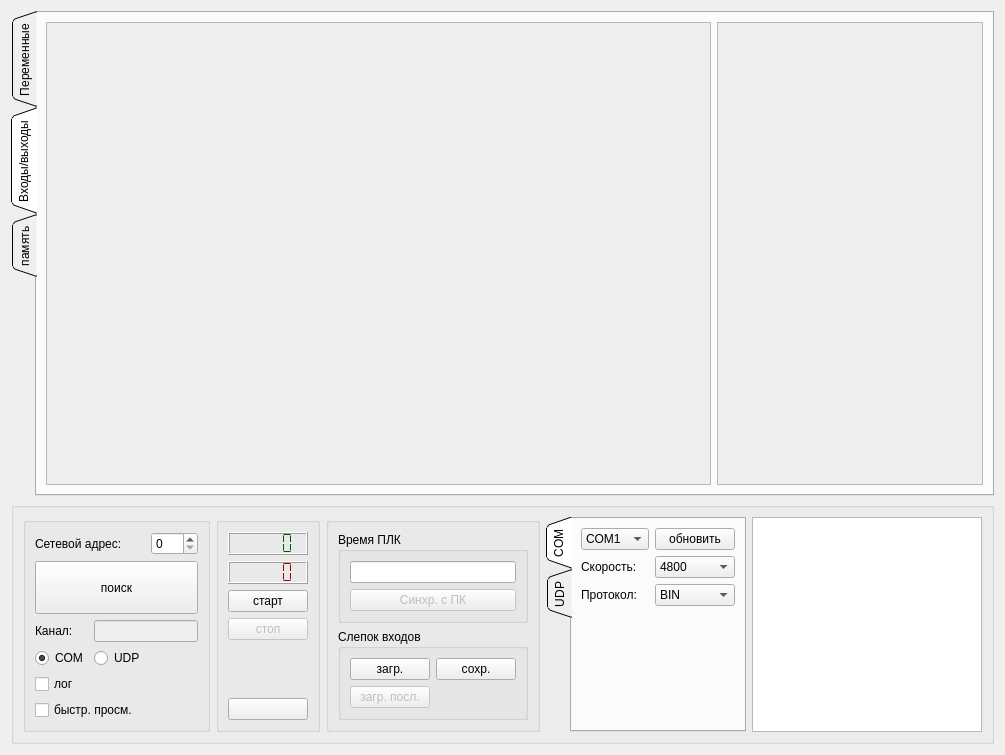
Above: Debugger/debuggerform.ui from atikbif/relkonIDE before the change. Below: the same form after it.
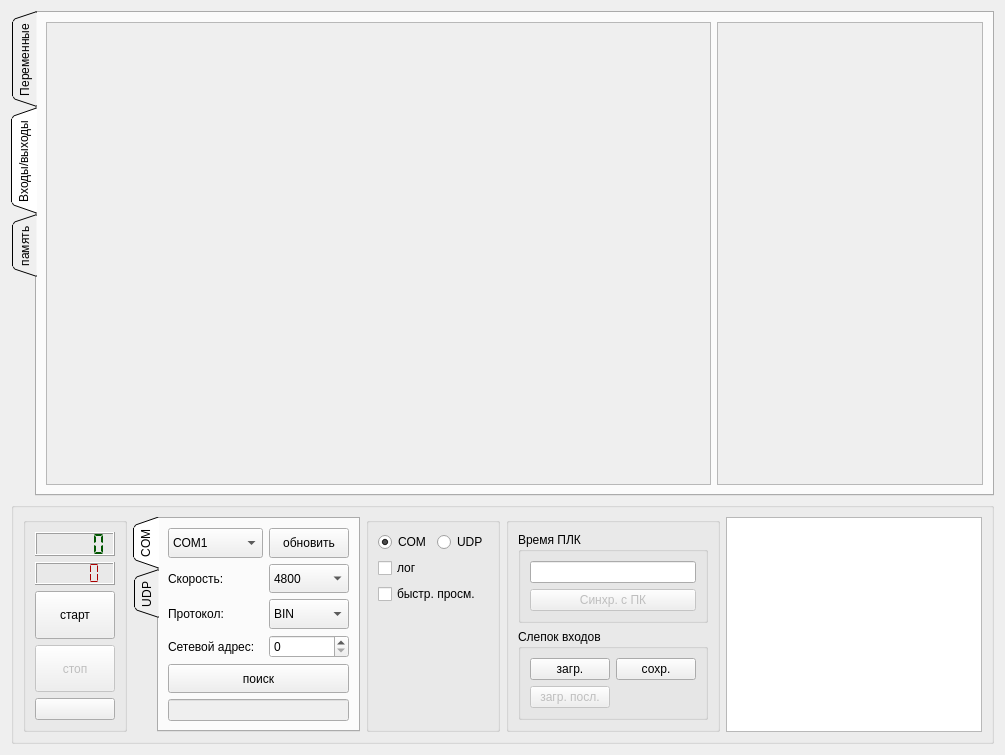
That is the form after the change.

Commit message: Изменения в дизайне отладчика

The edit to the form file:
```diff
--- a/Debugger/debuggerform.ui
+++ b/Debugger/debuggerform.ui
@@ -26,105 +26,6 @@
       <string/>
      </property>
      <layout class="QHBoxLayout" name="horizontalLayout_2">
-      <item>
-       <widget class="QGroupBox" name="groupBox">
-        <property name="sizePolicy">
-         <sizepolicy hsizetype="Preferred" vsizetype="Preferred">
-          <horstretch>2</horstretch>
-          <verstretch>0</verstretch>
-         </sizepolicy>
-        </property>
-        <property name="title">
-         <string/>
-        </property>
-        <layout class="QGridLayout" name="gridLayout_2">
-         <item row="0" column="0" colspan="2">
-          <widget class="QLabel" name="label">
-           <property name="text">
-            <string>Сетевой адрес:</string>
-           </property>
-          </widget>
-         </item>
-         <item row="0" column="2">
-          <widget class="QSpinBox" name="spinBoxNetAddress">
-           <property name="maximum">
-            <number>255</number>
-           </property>
-          </widget>
-         </item>
-         <item row="1" column="0" colspan="3">
-          <widget class="QPushButton" name="pushButtonAutoSearch">
-           <property name="sizePolicy">
-            <sizepolicy hsizetype="Preferred" vsizetype="Preferred">
-             <horstretch>0</horstretch>
-             <verstretch>0</verstretch>
-            </sizepolicy>
-           </property>
-           <property name="text">
-            <string>поиск</string>
-           </property>
-          </widget>
-         </item>
-         <item row="2" column="0">
-          <widget class="QLabel" name="label_6">
-           <property name="text">
-            <string>Канал:</string>
-           </property>
-          </widget>
-         </item>
-         <item row="2" column="1" colspan="2">
-          <widget class="QLineEdit" name="lineEditCanal">
-           <property name="enabled">
-            <bool>false</bool>
-           </property>
-          </widget>
-         </item>
-         <item row="3" column="0">
-          <widget class="QRadioButton" name="radioButtonCOM">
-           <property name="text">
-            <string>COM</string>
-           </property>
-           <property name="checked">
-            <bool>true</bool>
-           </property>
-          </widget>
-         </item>
-         <item row="5" column="0">
-          <widget class="QCheckBox" name="checkBoxLog">
-           <property name="enabled">
-            <bool>true</bool>
-           </property>
-           <property name="layoutDirection">
-            <enum>Qt::LeftToRight</enum>
-           </property>
-           <property name="text">
-            <string>лог</string>
-           </property>
-           <property name="checked">
-            <bool>false</bool>
-           </property>
-          </widget>
-         </item>
-         <item row="6" column="0" colspan="2">
-          <widget class="QCheckBox" name="checkBoxQuickWatch">
-           <property name="layoutDirection">
-            <enum>Qt::LeftToRight</enum>
-           </property>
-           <property name="text">
-            <string>быстр. просм.</string>
-           </property>
-          </widget>
-         </item>
-         <item row="3" column="1">
-          <widget class="QRadioButton" name="radioButtonUDP">
-           <property name="text">
-            <string>UDP</string>
-           </property>
-          </widget>
-         </item>
-        </layout>
-       </widget>
-      </item>
       <item>
        <widget class="QGroupBox" name="groupBox_6">
         <property name="sizePolicy">
@@ -143,12 +44,62 @@
          <string/>
         </property>
         <layout class="QGridLayout" name="gridLayout_9">
+         <item row="1" column="0">
+          <widget class="QLCDNumber" name="lcdNumberError">
+           <property name="sizePolicy">
+            <sizepolicy hsizetype="Preferred" vsizetype="Preferred">
+             <horstretch>0</horstretch>
+             <verstretch>1</verstretch>
+            </sizepolicy>
+           </property>
+           <property name="palette">
+            <palette>
+             <active>
+              <colorrole role="WindowText">
+               <brush brushstyle="SolidPattern">
+                <color alpha="255">
+                 <red>170</red>
+                 <green>0</green>
+                 <blue>0</blue>
+                </color>
+               </brush>
+              </colorrole>
+             </active>
+             <inactive>
+              <colorrole role="WindowText">
+               <brush brushstyle="SolidPattern">
+                <color alpha="255">
+                 <red>170</red>
+                 <green>0</green>
+                 <blue>0</blue>
+                </color>
+               </brush>
+              </colorrole>
+             </inactive>
+             <disabled>
+              <colorrole role="WindowText">
+               <brush brushstyle="SolidPattern">
+                <color alpha="255">
+                 <red>120</red>
+                 <green>120</green>
+                 <blue>120</blue>
+                </color>
+               </brush>
+              </colorrole>
+             </disabled>
+            </palette>
+           </property>
+           <property name="segmentStyle">
+            <enum>QLCDNumber::Flat</enum>
+           </property>
+          </widget>
+         </item>
          <item row="0" column="0">
           <widget class="QLCDNumber" name="lcdNumberCorrect">
            <property name="sizePolicy">
             <sizepolicy hsizetype="Preferred" vsizetype="Preferred">
              <horstretch>0</horstretch>
-             <verstretch>0</verstretch>
+             <verstretch>1</verstretch>
             </sizepolicy>
            </property>
            <property name="palette">
@@ -232,62 +183,12 @@
            </property>
           </widget>
          </item>
-         <item row="1" column="0">
-          <widget class="QLCDNumber" name="lcdNumberError">
-           <property name="sizePolicy">
-            <sizepolicy hsizetype="Preferred" vsizetype="Preferred">
-             <horstretch>0</horstretch>
-             <verstretch>0</verstretch>
-            </sizepolicy>
-           </property>
-           <property name="palette">
-            <palette>
-             <active>
-              <colorrole role="WindowText">
-               <brush brushstyle="SolidPattern">
-                <color alpha="255">
-                 <red>170</red>
-                 <green>0</green>
-                 <blue>0</blue>
-                </color>
-               </brush>
-              </colorrole>
-             </active>
-             <inactive>
-              <colorrole role="WindowText">
-               <brush brushstyle="SolidPattern">
-                <color alpha="255">
-                 <red>170</red>
-                 <green>0</green>
-                 <blue>0</blue>
-                </color>
-               </brush>
-              </colorrole>
-             </inactive>
-             <disabled>
-              <colorrole role="WindowText">
-               <brush brushstyle="SolidPattern">
-                <color alpha="255">
-                 <red>120</red>
-                 <green>120</green>
-                 <blue>120</blue>
-                </color>
-               </brush>
-              </colorrole>
-             </disabled>
-            </palette>
-           </property>
-           <property name="segmentStyle">
-            <enum>QLCDNumber::Flat</enum>
-           </property>
-          </widget>
-         </item>
          <item row="2" column="0">
           <widget class="QPushButton" name="startButton">
            <property name="sizePolicy">
             <sizepolicy hsizetype="Preferred" vsizetype="Preferred">
              <horstretch>0</horstretch>
-             <verstretch>0</verstretch>
+             <verstretch>2</verstretch>
             </sizepolicy>
            </property>
            <property name="autoFillBackground">
@@ -304,36 +205,7 @@
            </property>
           </widget>
          </item>
-         <item row="3" column="0">
-          <widget class="QPushButton" name="stopButton">
-           <property name="enabled">
-            <bool>false</bool>
-           </property>
-           <property name="sizePolicy">
-            <sizepolicy hsizetype="Preferred" vsizetype="Preferred">
-             <horstretch>0</horstretch>
-             <verstretch>0</verstretch>
-            </sizepolicy>
-           </property>
-           <property name="text">
-            <string>стоп</string>
-           </property>
-          </widget>
-         </item>
          <item row="4" column="0">
-          <spacer name="verticalSpacer_2">
-           <property name="orientation">
-            <enum>Qt::Vertical</enum>
-           </property>
-           <property name="sizeHint" stdset="0">
-            <size>
-             <width>20</width>
-             <height>40</height>
-            </size>
-           </property>
-          </spacer>
-         </item>
-         <item row="5" column="0">
           <widget class="QPushButton" name="updateButton">
            <property name="enabled">
             <bool>true</bool>
@@ -352,99 +224,20 @@
            </property>
           </widget>
          </item>
-        </layout>
-       </widget>
-      </item>
-      <item>
-       <widget class="QGroupBox" name="groupBox_3">
-        <property name="sizePolicy">
-         <sizepolicy hsizetype="Preferred" vsizetype="Preferred">
-          <horstretch>2</horstretch>
-          <verstretch>0</verstretch>
-         </sizepolicy>
-        </property>
-        <property name="title">
-         <string/>
-        </property>
-        <layout class="QGridLayout" name="gridLayout_8">
-         <item row="1" column="0">
-          <widget class="QGroupBox" name="groupBox_5">
-           <property name="title">
-            <string>Слепок входов</string>
+         <item row="3" column="0">
+          <widget class="QPushButton" name="stopButton">
+           <property name="enabled">
+            <bool>false</bool>
            </property>
-           <layout class="QGridLayout" name="gridLayout_4">
-            <item row="0" column="0">
-             <widget class="QPushButton" name="pushButtonOpenInp">
-              <property name="text">
-               <string>загр.</string>
-              </property>
-             </widget>
-            </item>
-            <item row="1" column="0">
-             <widget class="QPushButton" name="pushButtonOpenLastInp">
-              <property name="enabled">
-               <bool>false</bool>
-              </property>
-              <property name="text">
-               <string>загр. посл.</string>
-              </property>
-             </widget>
-            </item>
-            <item row="0" column="1">
-             <widget class="QPushButton" name="pushButtonSaveInp">
-              <property name="text">
-               <string>сохр.</string>
-              </property>
-             </widget>
-            </item>
-           </layout>
-          </widget>
-         </item>
-         <item row="0" column="0">
-          <widget class="QGroupBox" name="groupBox_4">
            <property name="sizePolicy">
             <sizepolicy hsizetype="Preferred" vsizetype="Preferred">
              <horstretch>0</horstretch>
-             <verstretch>0</verstretch>
+             <verstretch>2</verstretch>
             </sizepolicy>
            </property>
-           <property name="title">
-            <string>Время ПЛК</string>
+           <property name="text">
+            <string>стоп</string>
            </property>
-           <layout class="QVBoxLayout" name="verticalLayout">
-            <item>
-             <widget class="QLineEdit" name="lineEditTime">
-              <property name="enabled">
-               <bool>true</bool>
-              </property>
-              <property name="sizePolicy">
-               <sizepolicy hsizetype="Expanding" vsizetype="Preferred">
-                <horstretch>0</horstretch>
-                <verstretch>0</verstretch>
-               </sizepolicy>
-              </property>
-              <property name="readOnly">
-               <bool>false</bool>
-              </property>
-             </widget>
-            </item>
-            <item>
-             <widget class="QPushButton" name="pushButtonTimeWrite">
-              <property name="enabled">
-               <bool>false</bool>
-              </property>
-              <property name="sizePolicy">
-               <sizepolicy hsizetype="Minimum" vsizetype="Preferred">
-                <horstretch>0</horstretch>
-                <verstretch>0</verstretch>
-               </sizepolicy>
-              </property>
-              <property name="text">
-               <string>Синхр. с ПК</string>
-              </property>
-             </widget>
-            </item>
-           </layout>
           </widget>
          </item>
         </layout>
@@ -472,21 +265,6 @@
           <string>COM</string>
          </attribute>
          <layout class="QGridLayout" name="gridLayout_3">
-          <item row="0" column="0" colspan="2">
-           <widget class="QComboBox" name="comboBoxCOM">
-            <property name="sizePolicy">
-             <sizepolicy hsizetype="Preferred" vsizetype="Preferred">
-              <horstretch>0</horstretch>
-              <verstretch>0</verstretch>
-             </sizepolicy>
-            </property>
-            <item>
-             <property name="text">
-              <string>COM1</string>
-             </property>
-            </item>
-           </widget>
-          </item>
           <item row="2" column="0" colspan="2">
            <widget class="QLabel" name="label_5">
             <property name="text">
@@ -494,6 +272,21 @@
             </property>
            </widget>
           </item>
+          <item row="0" column="0" colspan="2">
+           <widget class="QComboBox" name="comboBoxCOM">
+            <property name="sizePolicy">
+             <sizepolicy hsizetype="Preferred" vsizetype="Preferred">
+              <horstretch>0</horstretch>
+              <verstretch>0</verstretch>
+             </sizepolicy>
+            </property>
+            <item>
+             <property name="text">
+              <string>COM1</string>
+             </property>
+            </item>
+           </widget>
+          </item>
           <item row="3" column="2">
            <widget class="QComboBox" name="comboBoxProtocol">
             <property name="sizePolicy">
@@ -574,18 +367,39 @@
             </property>
            </widget>
           </item>
+          <item row="4" column="0">
+           <widget class="QLabel" name="label">
+            <property name="text">
+             <string>Сетевой адрес:</string>
+            </property>
+           </widget>
+          </item>
           <item row="4" column="2">
-           <spacer name="verticalSpacer_3">
-            <property name="orientation">
-             <enum>Qt::Vertical</enum>
+           <widget class="QSpinBox" name="spinBoxNetAddress">
+            <property name="maximum">
+             <number>255</number>
             </property>
-            <property name="sizeHint" stdset="0">
-             <size>
-              <width>20</width>
-              <height>40</height>
-             </size>
+           </widget>
+          </item>
+          <item row="7" column="0" colspan="3">
+           <widget class="QLineEdit" name="lineEditCanal">
+            <property name="enabled">
+             <bool>false</bool>
             </property>
-           </spacer>
+           </widget>
+          </item>
+          <item row="6" column="0" colspan="3">
+           <widget class="QPushButton" name="pushButtonAutoSearch">
+            <property name="sizePolicy">
+             <sizepolicy hsizetype="Preferred" vsizetype="Preferred">
+              <horstretch>0</horstretch>
+              <verstretch>0</verstretch>
+             </sizepolicy>
+            </property>
+            <property name="text">
+             <string>поиск</string>
+            </property>
+           </widget>
           </item>
          </layout>
         </widget>
@@ -635,6 +449,172 @@
         </widget>
        </widget>
       </item>
+      <item>
+       <widget class="QGroupBox" name="groupBox">
+        <property name="sizePolicy">
+         <sizepolicy hsizetype="Preferred" vsizetype="Preferred">
+          <horstretch>2</horstretch>
+          <verstretch>0</verstretch>
+         </sizepolicy>
+        </property>
+        <property name="title">
+         <string/>
+        </property>
+        <layout class="QGridLayout" name="gridLayout_2">
+         <item row="3" column="0">
+          <widget class="QRadioButton" name="radioButtonCOM">
+           <property name="text">
+            <string>COM</string>
+           </property>
+           <property name="checked">
+            <bool>true</bool>
+           </property>
+          </widget>
+         </item>
+         <item row="5" column="0">
+          <widget class="QCheckBox" name="checkBoxLog">
+           <property name="enabled">
+            <bool>true</bool>
+           </property>
+           <property name="layoutDirection">
+            <enum>Qt::LeftToRight</enum>
+           </property>
+           <property name="text">
+            <string>лог</string>
+           </property>
+           <property name="checked">
+            <bool>false</bool>
+           </property>
+          </widget>
+         </item>
+         <item row="3" column="1">
+          <widget class="QRadioButton" name="radioButtonUDP">
+           <property name="text">
+            <string>UDP</string>
+           </property>
+          </widget>
+         </item>
+         <item row="6" column="0" colspan="2">
+          <widget class="QCheckBox" name="checkBoxQuickWatch">
+           <property name="layoutDirection">
+            <enum>Qt::LeftToRight</enum>
+           </property>
+           <property name="text">
+            <string>быстр. просм.</string>
+           </property>
+          </widget>
+         </item>
+         <item row="7" column="0">
+          <spacer name="verticalSpacer_2">
+           <property name="orientation">
+            <enum>Qt::Vertical</enum>
+           </property>
+           <property name="sizeHint" stdset="0">
+            <size>
+             <width>20</width>
+             <height>40</height>
+            </size>
+           </property>
+          </spacer>
+         </item>
+        </layout>
+       </widget>
+      </item>
+      <item>
+       <widget class="QGroupBox" name="groupBox_3">
+        <property name="sizePolicy">
+         <sizepolicy hsizetype="Preferred" vsizetype="Preferred">
+          <horstretch>2</horstretch>
+          <verstretch>0</verstretch>
+         </sizepolicy>
+        </property>
+        <property name="title">
+         <string/>
+        </property>
+        <layout class="QGridLayout" name="gridLayout_8">
+         <item row="1" column="0">
+          <widget class="QGroupBox" name="groupBox_5">
+           <property name="title">
+            <string>Слепок входов</string>
+           </property>
+           <layout class="QGridLayout" name="gridLayout_4">
+            <item row="0" column="0">
+             <widget class="QPushButton" name="pushButtonOpenInp">
+              <property name="text">
+               <string>загр.</string>
+              </property>
+             </widget>
+            </item>
+            <item row="1" column="0">
+             <widget class="QPushButton" name="pushButtonOpenLastInp">
+              <property name="enabled">
+               <bool>false</bool>
+              </property>
+              <property name="text">
+               <string>загр. посл.</string>
+              </property>
+             </widget>
+            </item>
+            <item row="0" column="1">
+             <widget class="QPushButton" name="pushButtonSaveInp">
+              <property name="text">
+               <string>сохр.</string>
+              </property>
+             </widget>
+            </item>
+           </layout>
+          </widget>
+         </item>
+         <item row="0" column="0">
+          <widget class="QGroupBox" name="groupBox_4">
+           <property name="sizePolicy">
+            <sizepolicy hsizetype="Preferred" vsizetype="Preferred">
+             <horstretch>0</horstretch>
+             <verstretch>0</verstretch>
+            </sizepolicy>
+           </property>
+           <property name="title">
+            <string>Время ПЛК</string>
+           </property>
+           <layout class="QVBoxLayout" name="verticalLayout">
+            <item>
+             <widget class="QLineEdit" name="lineEditTime">
+              <property name="enabled">
+               <bool>true</bool>
+              </property>
+              <property name="sizePolicy">
+               <sizepolicy hsizetype="Expanding" vsizetype="Preferred">
+                <horstretch>0</horstretch>
+                <verstretch>0</verstretch>
+               </sizepolicy>
+              </property>
+              <property name="readOnly">
+               <bool>false</bool>
+              </property>
+             </widget>
+            </item>
+            <item>
+             <widget class="QPushButton" name="pushButtonTimeWrite">
+              <property name="enabled">
+               <bool>false</bool>
+              </property>
+              <property name="sizePolicy">
+               <sizepolicy hsizetype="Minimum" vsizetype="Preferred">
+                <horstretch>0</horstretch>
+                <verstretch>0</verstretch>
+               </sizepolicy>
+              </property>
+              <property name="text">
+               <string>Синхр. с ПК</string>
+              </property>
+             </widget>
+            </item>
+           </layout>
+          </widget>
+         </item>
+        </layout>
+       </widget>
+      </item>
       <item>
        <widget class="QTextBrowser" name="textBrowserRequests">
         <property name="sizePolicy">
```
Left out of the diff: 14 changed lines with no effect on the pictures. The commit also changes 1 other file.
